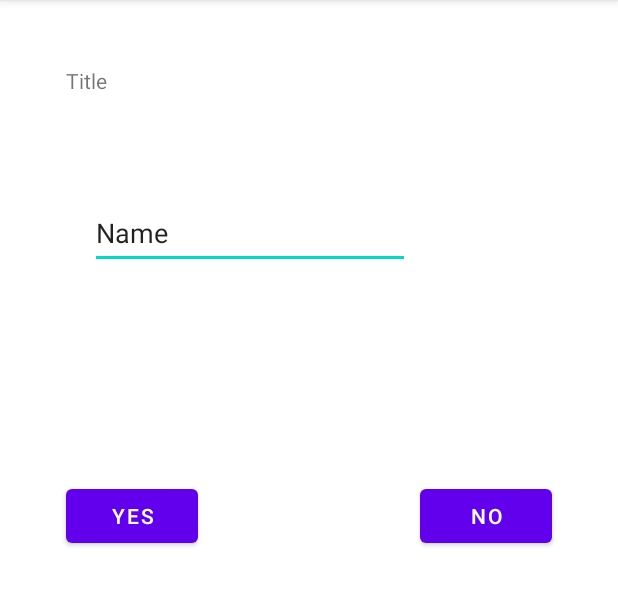
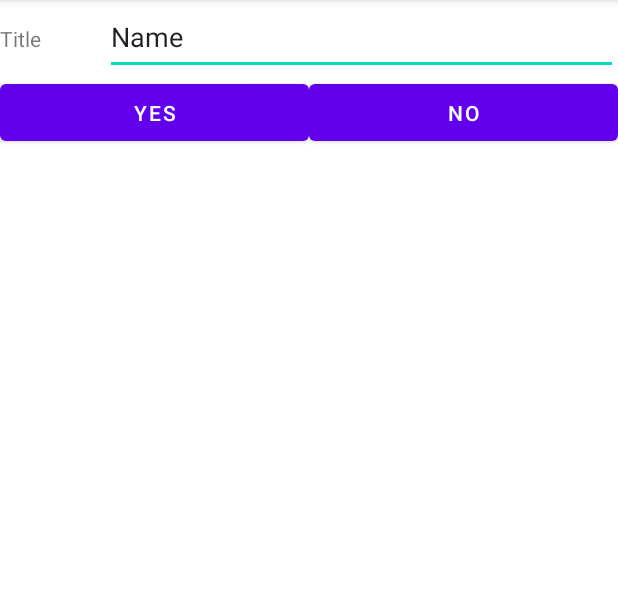
Before and after one commit to sheepna/BookListMainApplication, an Android app: the EditBookActivity screen opened directly, with no data from a screen before it, on a phone screen of 412 x 824 dp, the part 84-690 px from its top. Run offline under Robolectric (Android 15) with nearby library versions, the phone set to English and light mode, and no system bars.

Commit message:
实现了百度地图

```diff
--- a/app/src/main/java/com/jnu/booklistmainapplication/BookListMainActivity.java
+++ b/app/src/main/java/com/jnu/booklistmainapplication/BookListMainActivity.java
@@ -42,10 +42,13 @@ public class BookListMainActivity extends AppCompatActivity {
 
         @NonNull
         @Override
+        //Fragment在生命周期中会被销毁和创建，因此不要用列表
         public Fragment createFragment(int position) {
             switch (position){
                 case 0:
                     return BookListFragment.newInstance();
+                case 1:
+                    return BaiduMapFragment.newInstance();
                 case 2:
                     return BrowserFragment.newInstance();
             }
@@ -67,6 +70,7 @@ public class BookListMainActivity extends AppCompatActivity {
         viewPager2Main.setAdapter(new PageViewFragmentAdapter(getSupportFragmentManager(),getLifecycle()));
 
         TabLayout tabLayout=findViewById(R.id.tablayout_header);
+        //媒介，将TabLayout和ViewPager2联系起来
         TabLayoutMediator tabLayoutMediator=new TabLayoutMediator(tabLayout, viewPager2Main, new TabLayoutMediator.TabConfigurationStrategy() {
             @Override
             public void onConfigureTab(@NonNull TabLayout.Tab tab, int position) {
@@ -84,7 +88,7 @@ public class BookListMainActivity extends AppCompatActivity {
             }
         });
         tabLayoutMediator.attach();
-    }
+    }//调用attach才会生效
 
     //在Activity中重载onContextItemSelected
 
--- a/app/src/main/java/com/jnu/booklistmainapplication/MapActivity.java
+++ b/app/src/main/java/com/jnu/booklistmainapplication/MyApplication.java
@@ -1,14 +1,11 @@
 package com.jnu.booklistmainapplication;
 
-import androidx.appcompat.app.AppCompatActivity;
-
 import android.app.Application;
-import android.os.Bundle;
 
 import com.baidu.mapapi.CoordType;
 import com.baidu.mapapi.SDKInitializer;
 
-public class MapActivity extends Application {
+public class MyApplication extends Application {
     @Override
     public void onCreate() {
         super.onCreate();
--- a/app/src/main/res/layout/activity_edit_book.xml
+++ b/app/src/main/res/layout/activity_edit_book.xml
@@ -1,54 +1,55 @@
 <?xml version="1.0" encoding="utf-8"?>
-<androidx.constraintlayout.widget.ConstraintLayout xmlns:android="http://schemas.android.com/apk/res/android"
-    xmlns:app="http://schemas.android.com/apk/res-auto"
+<LinearLayout xmlns:app="http://schemas.android.com/apk/res-auto"
     xmlns:tools="http://schemas.android.com/tools"
-    android:id="@+id/constraintlayout"
+    xmlns:android="http://schemas.android.com/apk/res/android"
+    android:orientation="vertical"
     android:layout_width="match_parent"
     android:layout_height="match_parent"
-    tools:context=".EditBookActivity" >
+    tools:context=".EditBookActivity">
 
+    <LinearLayout
+        android:layout_width="match_parent"
+        android:layout_height="50dp"
+        android:orientation="horizontal">
         <TextView
             android:id="@+id/text_view_edit_book"
             android:layout_width="wrap_content"
-        android:layout_height="wrap_content"
-        android:layout_marginStart="44dp"
-        android:layout_marginTop="44dp"
+            android:layout_height="50dp"
             android:text="@string/textview1"
-        app:layout_constraintStart_toStartOf="parent"
-        app:layout_constraintTop_toTopOf="parent" />
+            android:layout_weight="1">
+        </TextView>
 
         <EditText
             android:id="@+id/editTextTextPersonName"
             android:layout_width="wrap_content"
-        android:layout_height="wrap_content"
-        android:layout_marginStart="60dp"
-        android:layout_marginTop="68dp"
+            android:layout_height="50dp"
+            android:layout_weight="3"
             android:autofillHints=""
             android:ems="10"
             android:inputType="textPersonName"
-        android:minHeight="48dp"
-        android:text="@string/name"
-        app:layout_constraintStart_toStartOf="parent"
-        app:layout_constraintTop_toBottomOf="@+id/text_view_edit_book" />
-
+            android:text="@string/name">
+        </EditText>
+    </LinearLayout>
+    <LinearLayout
+        android:layout_width="match_parent"
+        android:layout_height="50dp"
+        android:orientation="horizontal">
         <Button
             android:id="@+id/button_yes"
             android:layout_width="wrap_content"
-        android:layout_height="wrap_content"
-        android:layout_marginStart="44dp"
-        android:layout_marginBottom="400dp"
+            android:layout_height="50dp"
             android:text="@string/button2"
-        app:layout_constraintBottom_toBottomOf="parent"
-        app:layout_constraintStart_toStartOf="parent"
-        tools:ignore="DuplicateSpeakableTextCheck" />
+            android:layout_weight="1"
+            tools:ignore="DuplicateSpeakableTextCheck">
+        </Button>
+
 
         <Button
             android:id="@+id/button_no"
             android:layout_width="wrap_content"
-        android:layout_height="wrap_content"
-        android:layout_marginEnd="44dp"
-        android:layout_marginBottom="400dp"
-        android:text="@string/button1"
-        app:layout_constraintBottom_toBottomOf="parent"
-        app:layout_constraintEnd_toEndOf="parent" />
-</androidx.constraintlayout.widget.ConstraintLayout>
+            android:layout_height="50dp"
+            android:layout_weight="1"
+            android:text="@string/button1">
+        </Button>
+    </LinearLayout>
+</LinearLayout>
```
Also changed, not shown: app/src/main/AndroidManifest.xml (+3 -7 lines), app/src/main/java/com/jnu/booklistmainapplication/BaiduMapFragment.java (+48 -1 lines), app/src/main/java/com/jnu/booklistmainapplication/BookListFragment.java (+0 -12 lines), app/src/main/res/drawable-anydpi/ic_location.xml (added, +11 -0 lines), app/src/main/res/drawable-hdpi/ic_location.png (added), app/src/main/res/drawable-mdpi/ic_location.png (added), app/src/main/res/drawable-xhdpi/ic_location.png (added), app/src/main/res/drawable-xxhdpi/ic_location.png (added). Lines whose indentation alone changed are shown as unchanged.
